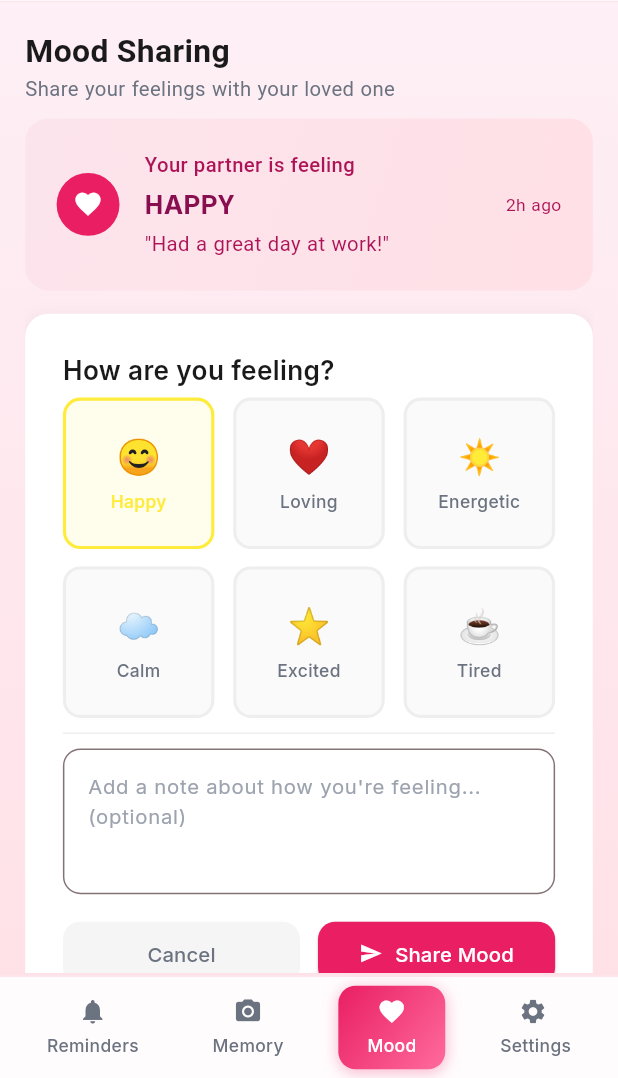
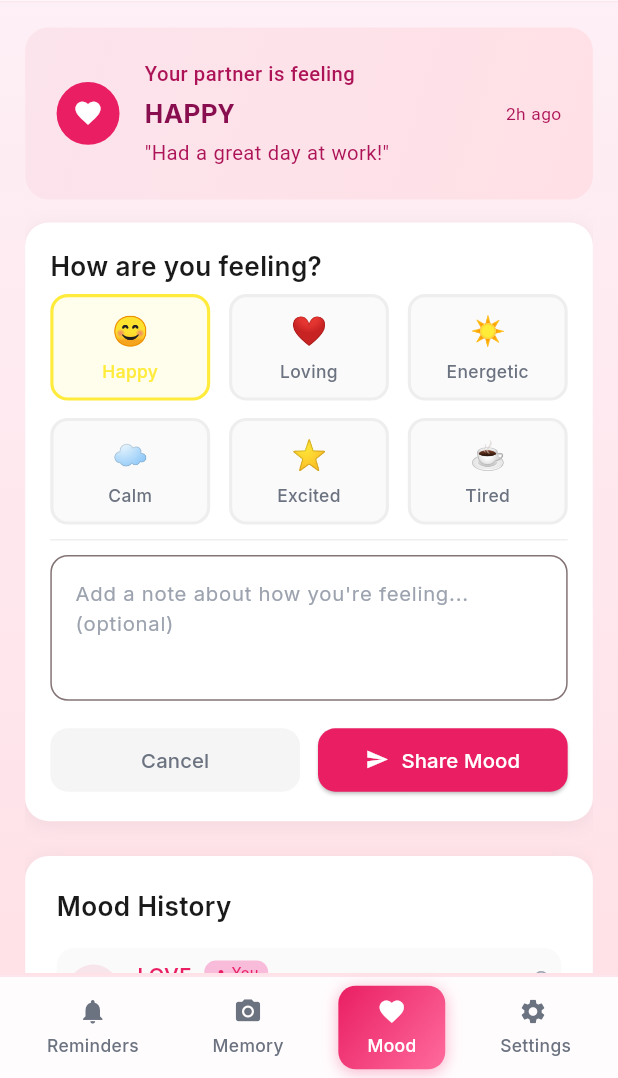
Before and after one commit to sagorahamed1/love-reminder, a Flutter app: the MainScreen screen opened by its route, after a tap on "Memory", after a tap on "Mood", after a tap on "Happy", on a phone screen of 412 x 824 dp, the part 158-1236 px from its top. Run offline on Flutter 3.47's test engine with Material 3 defaults, Android fonts, the phone set to English and light mode, and no system bars; our stand-ins replace cached_network_image, firebase_auth, firebase_core, flutter_screenutil, flutter_staggered_animations, get and 5 more; missing offline and left inert: mime_type; accounts and stored records are empty; network calls fail.

Commit message:
some design changes done

```diff
--- a/lib/screens/main_screen.dart
+++ b/lib/screens/main_screen.dart
@@ -122,7 +122,10 @@ class _MainScreenState extends State<MainScreen> {
                   ],
                 ),
               ),
-        bottomNavigationBar: CustomBottomNavigation(
+
+
+        bottomNavigationBar: SafeArea(
+          child: CustomBottomNavigation(
             currentIndex: _currentIndex,
             onTap: (index) {
               setState(() {
@@ -130,6 +133,10 @@ class _MainScreenState extends State<MainScreen> {
               });
             },
           ),
+        ),
+
+
+
         floatingActionButton:
             _currentIndex <
                 2 // Show FAB only on Reminders and Memory screens
--- a/lib/screens/memory_screen.dart
+++ b/lib/screens/memory_screen.dart
@@ -32,41 +32,41 @@ class _MemoryScreenState extends State<MemoryScreen> {
         crossAxisAlignment: CrossAxisAlignment.start,
         children: [
           // Header
-          CustomText(
-            text: 'Our Memories',
-            fontSize: 22,
-            fontWeight: FontWeight.bold,
-            color: AppColors.textPrimary,
-            textAlign: TextAlign.left,
-          ),
+          // CustomText(
+          //   text: 'Our Memories',
+          //   fontSize: 22,
+          //   fontWeight: FontWeight.bold,
+          //   color: AppColors.textPrimary,
+          //   textAlign: TextAlign.left,
+          // ),
+          //
+          // CustomText(
+          //   text: 'Precious moments we share together',
+          //
+          //   color: AppColors.textSecondary,
+          //   textAlign: TextAlign.left,
+          // ),
+          // SizedBox(height: 10.h),
 
-          CustomText(
-            text: 'Precious moments we share together',
-
-            color: AppColors.textSecondary,
-            textAlign: TextAlign.left,
-          ),
-          SizedBox(height: 10.h),
-
-          // Filter Chips
-          FilterChips(
-            filters: const [
-              {'key': 'all', 'label': 'All', 'icon': Icons.favorite},
-              {
-                'key': 'photos',
-                'label': 'Photos',
-                'icon': Icons.photo_camera,
-              },
-              {'key': 'notes', 'label': 'Notes', 'icon': Icons.note},
-            ],
-            selectedFilter: _selectedFilter,
-            onFilterChanged: (filter) {
-              setState(() {
-                _selectedFilter = filter;
-              });
-            },
-          ),
-          SizedBox(height: 10.h),
+          // // Filter Chips
+          // FilterChips(
+          //   filters: const [
+          //     {'key': 'all', 'label': 'All', 'icon': Icons.favorite},
+          //     {
+          //       'key': 'photos',
+          //       'label': 'Photos',
+          //       'icon': Icons.photo_camera,
+          //     },
+          //     {'key': 'notes', 'label': 'Notes', 'icon': Icons.note},
+          //   ],
+          //   selectedFilter: _selectedFilter,
+          //   onFilterChanged: (filter) {
+          //     setState(() {
+          //       _selectedFilter = filter;
+          //     });
+          //   },
+          // ),
+          // SizedBox(height: 10.h),
 
           // Memories List
           Expanded(
--- a/lib/screens/mood_screen.dart
+++ b/lib/screens/mood_screen.dart
@@ -20,21 +20,21 @@ class MoodScreen extends StatelessWidget {
             crossAxisAlignment: CrossAxisAlignment.start,
             children: [
               // Header
-              CustomText(
-                text: 'Mood Sharing',
-                fontSize: 22,
-                fontWeight: FontWeight.bold,
-                color: AppColors.textPrimary,
-                textAlign: TextAlign.left,
-              ),
-
-              CustomText(
-                text: 'Share your feelings with your loved one',
-
-                color: AppColors.textSecondary,
-                textAlign: TextAlign.left,
-              ),
-              SizedBox(height: 10.h),
+              // CustomText(
+              //   text: 'Mood Sharing',
+              //   fontSize: 22,
+              //   fontWeight: FontWeight.bold,
+              //   color: AppColors.textPrimary,
+              //   textAlign: TextAlign.left,
+              // ),
+              //
+              // CustomText(
+              //   text: 'Share your feelings with your loved one',
+              //
+              //   color: AppColors.textSecondary,
+              //   textAlign: TextAlign.left,
+              // ),
+              // SizedBox(height: 10.h),
 
               Expanded(
                 child: SingleChildScrollView(
--- a/lib/widgets/mood_selector.dart
+++ b/lib/widgets/mood_selector.dart
@@ -38,7 +38,7 @@ class _MoodSelectorState extends State<MoodSelector> {
   @override
   Widget build(BuildContext context) {
     return Container(
-      padding: EdgeInsets.all(24.w),
+      padding: EdgeInsets.all(16.w),
       decoration: BoxDecoration(
         color: Colors.white,
         borderRadius: BorderRadius.circular(16.r),
@@ -72,7 +72,7 @@ class _MoodSelectorState extends State<MoodSelector> {
               crossAxisCount: 3,
               crossAxisSpacing: 12.w,
               mainAxisSpacing: 12.h,
-              childAspectRatio: 1,
+              childAspectRatio: 1.5,
             ),
             itemCount: _moods.length,
             itemBuilder: (context, index) {
@@ -88,7 +88,7 @@ class _MoodSelectorState extends State<MoodSelector> {
                 },
                 child: AnimatedContainer(
                   duration: const Duration(milliseconds: 200),
-                  padding: EdgeInsets.all(12.w),
+                  padding: EdgeInsets.all(6.w),
                   decoration: BoxDecoration(
                     color: isSelected
                         ? mood['color'].withOpacity(0.1)
@@ -102,7 +102,7 @@ class _MoodSelectorState extends State<MoodSelector> {
                   child: Column(
                     mainAxisAlignment: MainAxisAlignment.center,
                     children: [
-                      Text(mood['emoji'], style: TextStyle(fontSize: 24.sp)),
+                      Text(mood['emoji'], style: TextStyle(fontSize: 20.sp)),
                       SizedBox(height: 4.h),
                       Text(
                         mood['label'],
```
Also changed, not shown: firebase.json, lib/firebase_options.dart, 5 other files. Lines whose indentation alone changed are shown as unchanged.
